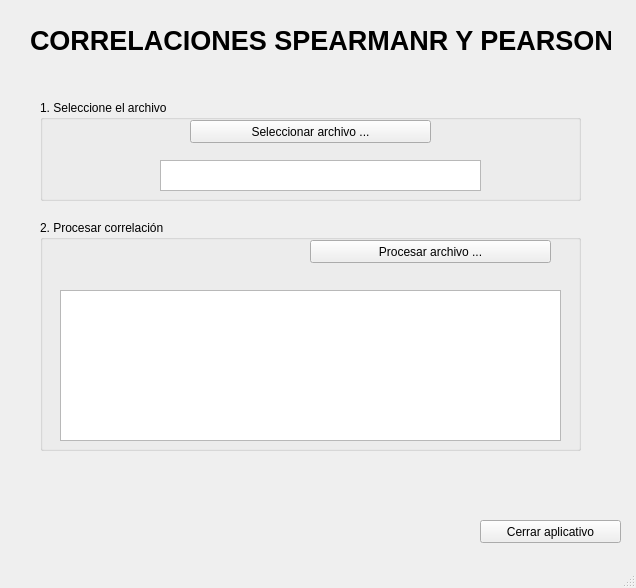
This is GUI.ui in julianapolom/DataAnalysis as Qt 5 draws it before an edit. The edited form follows.
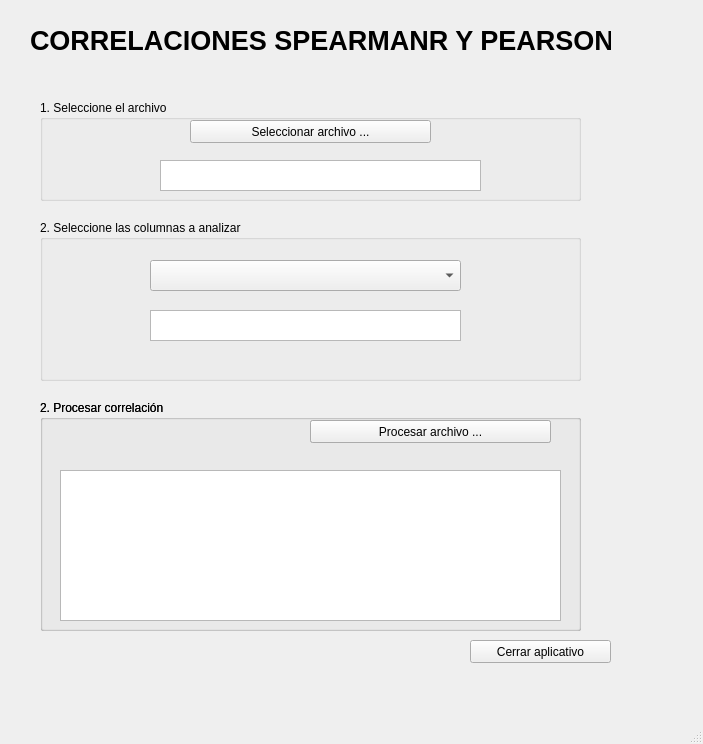
This is the edited form.

The edit to the form file:
```diff
--- a/GUI.ui
+++ b/GUI.ui
@@ -6,8 +6,8 @@
    <rect>
     <x>0</x>
     <y>0</y>
-    <width>636</width>
-    <height>588</height>
+    <width>703</width>
+    <height>744</height>
    </rect>
   </property>
   <property name="windowTitle">
@@ -17,8 +17,8 @@
    <widget class="QPushButton" name="cerrarAplicativo">
     <property name="geometry">
      <rect>
-      <x>480</x>
-      <y>520</y>
+      <x>470</x>
+      <y>640</y>
       <width>141</width>
       <height>23</height>
      </rect>
@@ -90,7 +90,7 @@
     <property name="geometry">
      <rect>
       <x>40</x>
-      <y>220</y>
+      <y>400</y>
       <width>541</width>
       <height>231</height>
      </rect>
@@ -121,6 +121,75 @@
       </rect>
      </property>
     </widget>
+    <widget class="QGroupBox" name="groupBox_3">
+     <property name="geometry">
+      <rect>
+       <x>0</x>
+       <y>0</y>
+       <width>541</width>
+       <height>231</height>
+      </rect>
+     </property>
+     <property name="title">
+      <string>2. Procesar correlación</string>
+     </property>
+     <widget class="QPushButton" name="procesarArchivo_2">
+      <property name="geometry">
+       <rect>
+        <x>270</x>
+        <y>20</y>
+        <width>241</width>
+        <height>23</height>
+       </rect>
+      </property>
+      <property name="text">
+       <string>Procesar archivo ...</string>
+      </property>
+     </widget>
+     <widget class="QTextEdit" name="resultadoCorrelacion_2">
+      <property name="geometry">
+       <rect>
+        <x>20</x>
+        <y>70</y>
+        <width>501</width>
+        <height>151</height>
+       </rect>
+      </property>
+     </widget>
+    </widget>
+   </widget>
+   <widget class="QGroupBox" name="groupBox_4">
+    <property name="geometry">
+     <rect>
+      <x>40</x>
+      <y>220</y>
+      <width>541</width>
+      <height>161</height>
+     </rect>
+    </property>
+    <property name="title">
+     <string>2. Seleccione las columnas a analizar</string>
+    </property>
+    <widget class="QComboBox" name="comboBoxColumnas">
+     <property name="geometry">
+      <rect>
+       <x>110</x>
+       <y>40</y>
+       <width>311</width>
+       <height>31</height>
+      </rect>
+     </property>
+    </widget>
+    <widget class="QTextEdit" name="textEditColumnas">
+     <property name="geometry">
+      <rect>
+       <x>110</x>
+       <y>90</y>
+       <width>311</width>
+       <height>31</height>
+      </rect>
+     </property>
+    </widget>
    </widget>
   </widget>
   <widget class="QMenuBar" name="menubar">
```
Left out of the diff: 4 changed lines with no effect on the pictures.
